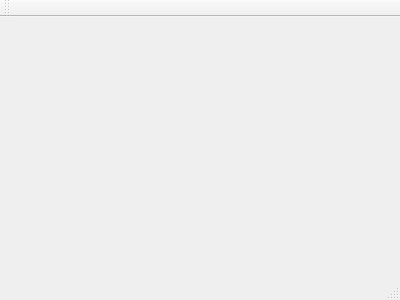
Above: mainwindow.ui from Ikke007/Theremin before the change. Below: the same form after it.
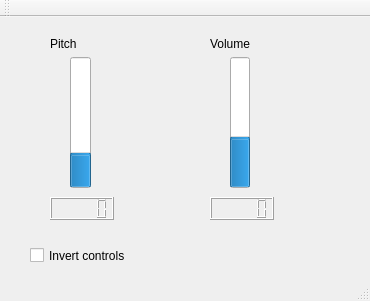
That is the form after the change.

```diff
--- a/mainwindow.ui
+++ b/mainwindow.ui
@@ -1,24 +1,140 @@
 <ui version="4.0">
  <class>MainWindow</class>
- <widget class="QMainWindow" name="MainWindow" >
-  <property name="geometry" >
+ <widget class="QMainWindow" name="MainWindow">
+  <property name="geometry">
    <rect>
     <x>0</x>
     <y>0</y>
-    <width>400</width>
-    <height>300</height>
+    <width>370</width>
+    <height>301</height>
    </rect>
   </property>
   <property name="windowTitle" >
    <string>MainWindow</string>
   </property>
-  <widget class="QMenuBar" name="menuBar" />
-  <widget class="QToolBar" name="mainToolBar" />
-  <widget class="QWidget" name="centralWidget" />
-  <widget class="QStatusBar" name="statusBar" />
+  <widget class="QWidget" name="centralWidget">
+   <widget class="QProgressBar" name="progressBar">
+    <property name="enabled">
+     <bool>true</bool>
+    </property>
+    <property name="geometry">
+     <rect>
+      <x>70</x>
+      <y>40</y>
+      <width>21</width>
+      <height>131</height>
+     </rect>
+    </property>
+    <property name="value">
+     <number>24</number>
+    </property>
+    <property name="orientation">
+     <enum>Qt::Vertical</enum>
+    </property>
+   </widget>
+   <widget class="QLCDNumber" name="lcdNumber">
+    <property name="geometry">
+     <rect>
+      <x>50</x>
+      <y>180</y>
+      <width>64</width>
+      <height>23</height>
+     </rect>
+    </property>
+   </widget>
+   <widget class="QProgressBar" name="progressBar_2">
+    <property name="geometry">
+     <rect>
+      <x>230</x>
+      <y>40</y>
+      <width>20</width>
+      <height>131</height>
+     </rect>
+    </property>
+    <property name="value">
+     <number>36</number>
+    </property>
+    <property name="alignment">
+     <set>Qt::AlignLeading|Qt::AlignLeft|Qt::AlignVCenter</set>
+    </property>
+    <property name="orientation">
+     <enum>Qt::Vertical</enum>
+    </property>
+    <property name="textDirection">
+     <enum>QProgressBar::TopToBottom</enum>
+    </property>
+   </widget>
+   <widget class="QLCDNumber" name="lcdNumber_2">
+    <property name="geometry">
+     <rect>
+      <x>210</x>
+      <y>180</y>
+      <width>64</width>
+      <height>23</height>
+     </rect>
+    </property>
+   </widget>
+   <widget class="QLabel" name="label">
+    <property name="geometry">
+     <rect>
+      <x>50</x>
+      <y>20</y>
+      <width>47</width>
+      <height>13</height>
+     </rect>
+    </property>
+    <property name="text">
+     <string>Pitch</string>
+    </property>
+   </widget>
+   <widget class="QLabel" name="label_2">
+    <property name="geometry">
+     <rect>
+      <x>210</x>
+      <y>20</y>
+      <width>47</width>
+      <height>13</height>
+     </rect>
+    </property>
+    <property name="text">
+     <string>Volume</string>
+    </property>
+   </widget>
+   <widget class="QCheckBox" name="checkBox_invert">
+    <property name="geometry">
+     <rect>
+      <x>30</x>
+      <y>230</y>
+      <width>101</width>
+      <height>17</height>
+     </rect>
+    </property>
+    <property name="text">
+     <string>Invert controls</string>
+    </property>
+   </widget>
+  </widget>
+  <widget class="QMenuBar" name="menuBar">
+   <property name="geometry">
+    <rect>
+     <x>0</x>
+     <y>0</y>
+     <width>370</width>
+     <height>21</height>
+    </rect>
+   </property>
+  </widget>
+  <widget class="QToolBar" name="mainToolBar">
+   <attribute name="toolBarArea">
+    <enum>TopToolBarArea</enum>
+   </attribute>
+   <attribute name="toolBarBreak">
+    <bool>false</bool>
+   </attribute>
+  </widget>
+  <widget class="QStatusBar" name="statusBar"/>
  </widget>
- <layoutDefault spacing="6" margin="11" />
- <pixmapfunction></pixmapfunction>
+ <layoutdefault spacing="6" margin="11"/>
  <resources/>
  <connections/>
 </ui>
```
Left out of the diff: 3 changed lines with no effect on the pictures.
